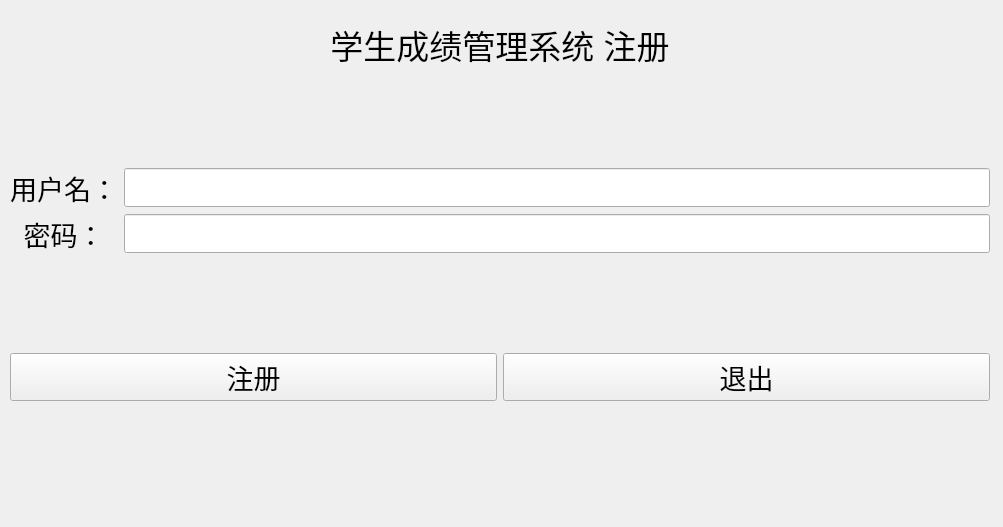
Before: the Qt Designer form registerwindow.ui in huiliyi-lmf/StudentScoreManagement, drawn with Qt 5.
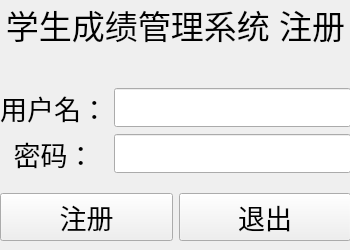
After: the same form once the commit is applied. Icons and pictures are not drawn.

The edit to the form file:
```diff
--- a/registerwindow.ui
+++ b/registerwindow.ui
@@ -6,20 +6,32 @@
    <rect>
     <x>0</x>
     <y>0</y>
-    <width>1003</width>
-    <height>527</height>
+    <width>350</width>
+    <height>250</height>
    </rect>
   </property>
+  <property name="minimumSize">
+   <size>
+    <width>350</width>
+    <height>250</height>
+   </size>
+  </property>
+  <property name="maximumSize">
+   <size>
+    <width>350</width>
+    <height>250</height>
+   </size>
+  </property>
   <property name="windowTitle">
    <string>Form</string>
   </property>
   <widget class="QWidget" name="verticalLayoutWidget">
    <property name="geometry">
     <rect>
-     <x>10</x>
-     <y>20</y>
-     <width>980</width>
-     <height>381</height>
+     <x>0</x>
+     <y>0</y>
+     <width>351</width>
+     <height>241</height>
     </rect>
    </property>
    <layout class="QVBoxLayout" name="verticalLayout">
```
Left out of the diff: 10 changed lines with no effect on the pictures.
